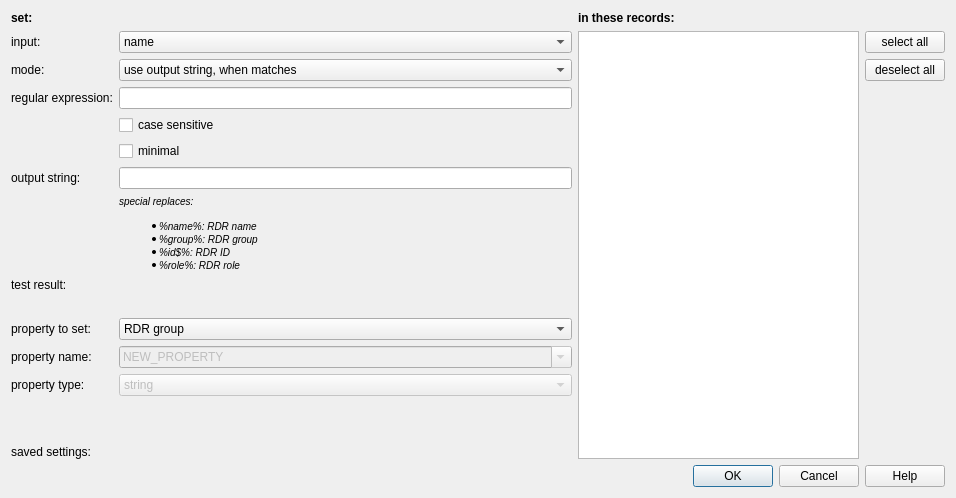
First picture: the form in application/dlgsetrdrpropertybyregexp.ui, repository jkriege2/QuickFit3, before the edit.
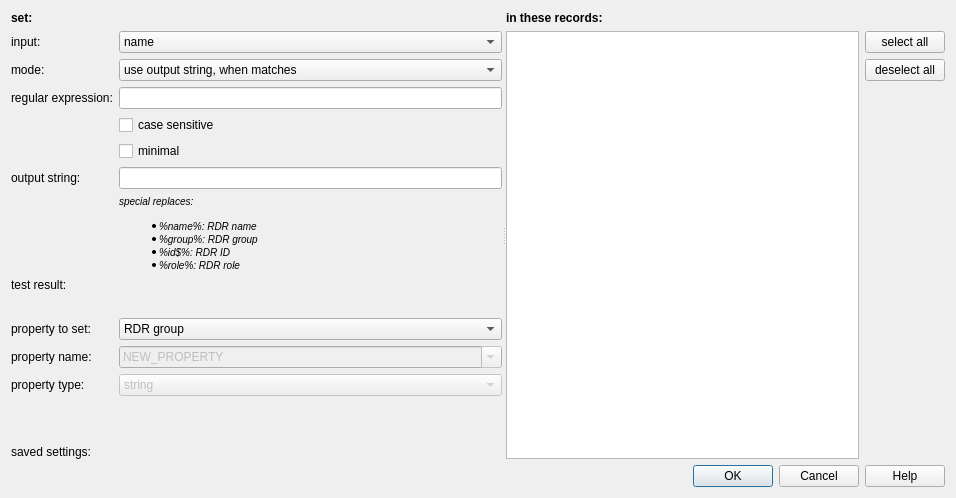
Second picture: the form after the edit. Custom widgets are drawn as their Qt base class.

Diff of the .ui file:
```diff
--- a/application/dlgsetrdrpropertybyregexp.ui
+++ b/application/dlgsetrdrpropertybyregexp.ui
@@ -19,8 +19,26 @@
   <property name="windowTitle">
    <string>Set RDR Property by RegExp ...</string>
   </property>
-  <layout class="QGridLayout" name="gridLayout" columnstretch="2,1,0">
-   <item row="1" column="0">
+  <layout class="QVBoxLayout" name="verticalLayout_3">
+   <item>
+    <widget class="QVisibleHandleSplitter" name="splitter">
+     <property name="orientation">
+      <enum>Qt::Horizontal</enum>
+     </property>
+     <widget class="QWidget" name="">
+      <layout class="QVBoxLayout" name="verticalLayout_2">
+       <item>
+        <layout class="QHBoxLayout" name="horizontalLayout" stretch="0">
+         <item>
+          <widget class="QLabel" name="label_7">
+           <property name="text">
+            <string>&lt;b&gt;set:&lt;/b&gt;</string>
+           </property>
+          </widget>
+         </item>
+        </layout>
+       </item>
+       <item>
     <layout class="QFormLayout" name="formLayout">
      <item row="0" column="0">
       <widget class="QLabel" name="label">
@@ -291,14 +309,25 @@
      </item>
     </layout>
    </item>
-   <item row="0" column="1">
+      </layout>
+     </widget>
+     <widget class="QWidget" name="">
+      <layout class="QGridLayout" name="gridLayout">
+       <item row="0" column="0">
     <widget class="QLabel" name="label_8">
      <property name="text">
       <string>&lt;html&gt;&lt;head/&gt;&lt;body&gt;&lt;p&gt;&lt;span style=&quot; font-weight:600;&quot;&gt;in these records:&lt;/span&gt;&lt;/p&gt;&lt;/body&gt;&lt;/html&gt;</string>
      </property>
     </widget>
    </item>
-   <item row="1" column="2">
+       <item row="1" column="0">
+        <widget class="QListWidget" name="lstRDR">
+         <property name="selectionMode">
+          <enum>QAbstractItemView::ExtendedSelection</enum>
+         </property>
+        </widget>
+       </item>
+       <item row="1" column="1">
     <layout class="QVBoxLayout" name="verticalLayout">
      <item>
       <widget class="QPushButton" name="btnSelectAll">
@@ -329,7 +358,11 @@
      </item>
     </layout>
    </item>
-   <item row="2" column="0" colspan="3">
+      </layout>
+     </widget>
+    </widget>
+   </item>
+   <item>
     <widget class="QDialogButtonBox" name="buttonBox">
      <property name="orientation">
       <enum>Qt::Horizontal</enum>
@@ -339,24 +372,6 @@
      </property>
     </widget>
    </item>
-   <item row="1" column="1">
-    <widget class="QListWidget" name="lstRDR">
-     <property name="selectionMode">
-      <enum>QAbstractItemView::ExtendedSelection</enum>
-     </property>
-    </widget>
-   </item>
-   <item row="0" column="0">
-    <layout class="QHBoxLayout" name="horizontalLayout" stretch="0">
-     <item>
-      <widget class="QLabel" name="label_7">
-       <property name="text">
-        <string>&lt;b&gt;set:&lt;/b&gt;</string>
-       </property>
-      </widget>
-     </item>
-    </layout>
-   </item>
   </layout>
  </widget>
  <customwidgets>
@@ -366,6 +381,12 @@
    <header>qconfigcomboboxwidget.h</header>
    <container>1</container>
   </customwidget>
+  <customwidget>
+   <class>QVisibleHandleSplitter</class>
+   <extends>QSplitter</extends>
+   <header>qvisiblehandlesplitter.h</header>
+   <container>1</container>
+  </customwidget>
  </customwidgets>
  <resources/>
  <connections>
```
Lines whose indentation alone changed are shown as unchanged.
